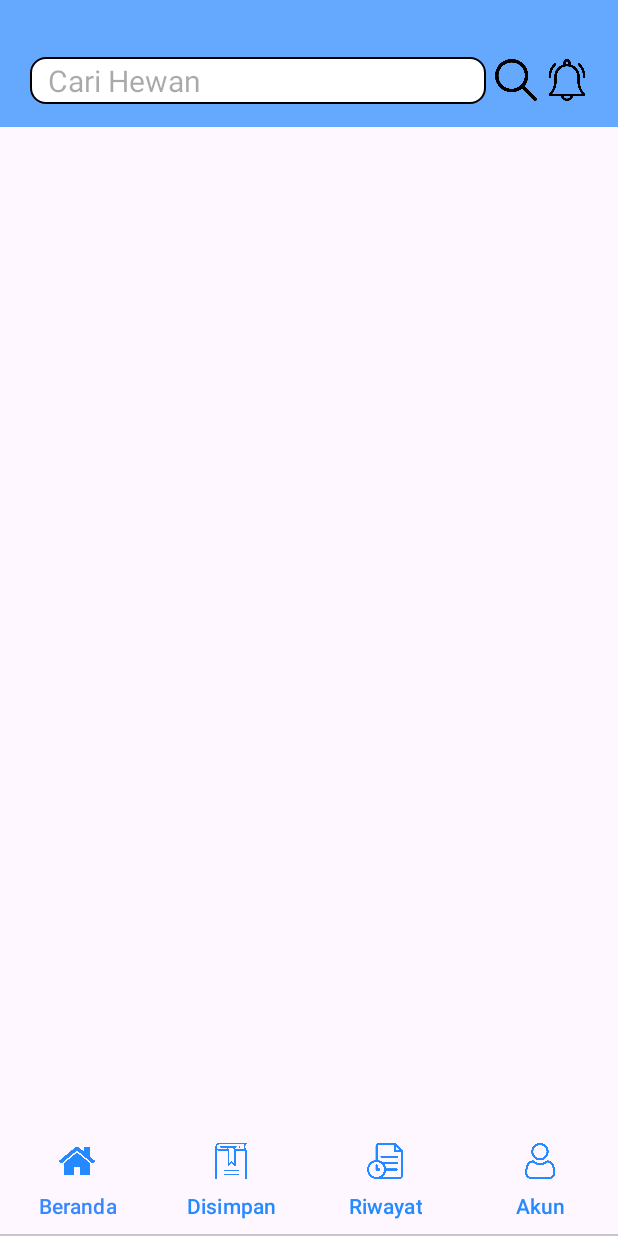
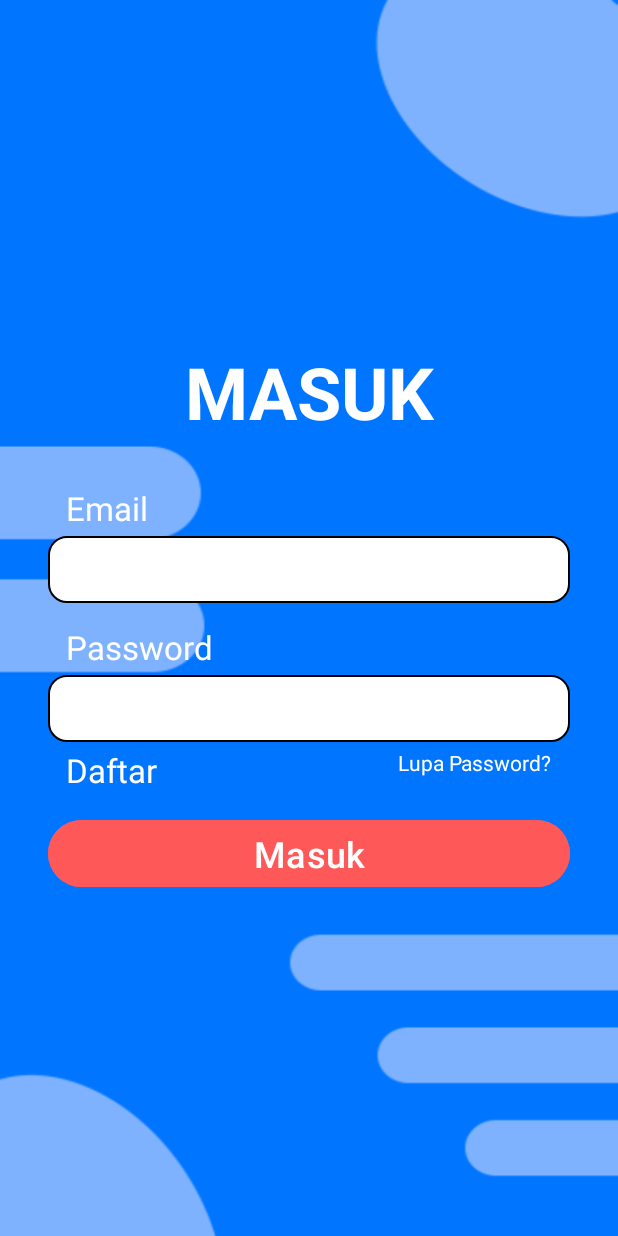
Before and after one commit to rico-r/AdoptMeNow, an Android app: the screen it shows after launch (MainActivity), on a phone screen of 412 x 824 dp. Run offline under Robolectric (Android 15) with nearby library versions, the phone set to English and light mode, and no system bars; our stand-ins replace Firebase (no records; nobody signed in at launch, a user with empty details on screens opened directly), data binding, navigation-ui.

Commit message:
Make login screen

```diff
--- a/app/build.gradle
+++ b/app/build.gradle
@@ -50,6 +50,7 @@ dependencies {
     implementation platform('com.google.firebase:firebase-bom:32.5.0')
     implementation "com.google.firebase:firebase-storage-ktx"
     implementation "com.google.firebase:firebase-database-ktx"
+    implementation "com.google.firebase:firebase-auth-ktx"
     implementation "com.github.bumptech.glide:glide:$glide_version"
     implementation "com.firebaseui:firebase-ui-storage:$firebase_storage_version"
     testImplementation 'junit:junit:4.13.2'
--- a/app/src/main/java/com/kelompok5/adoptmenow/MainActivity.kt
+++ b/app/src/main/java/com/kelompok5/adoptmenow/MainActivity.kt
@@ -4,6 +4,9 @@ import android.os.Bundle
 import androidx.appcompat.app.AppCompatActivity
 import androidx.navigation.findNavController
 import androidx.navigation.ui.NavigationUI
+import com.google.firebase.auth.ktx.auth
+import com.google.firebase.ktx.Firebase
+import com.kelompok5.adoptmenow.account.LoginFragmentDirections
 
 class MainActivity : AppCompatActivity() {
     override fun onCreate(savedInstanceState: Bundle?) {
@@ -12,6 +15,12 @@ class MainActivity : AppCompatActivity() {
 
         val navController = findNavController(R.id.main_nav_host_fragment)
         NavigationUI.setupActionBarWithNavController(this, navController)
+
+        if (Firebase.auth.currentUser != null) {
+            navController.navigate(
+                LoginFragmentDirections
+                    .actionLoginFragmentToMainFragment())
+        }
     }
 
     override fun onSupportNavigateUp(): Boolean {
--- /dev/null
+++ b/app/src/main/java/com/kelompok5/adoptmenow/account/LoginFragment.kt
@@ -0,0 +1,75 @@
+package com.kelompok5.adoptmenow.account
+
+import android.os.Bundle
+import android.view.LayoutInflater
+import android.view.View
+import android.view.ViewGroup
+import android.widget.Toast
+import androidx.appcompat.app.AppCompatActivity
+import androidx.databinding.DataBindingUtil
+import androidx.fragment.app.Fragment
+import androidx.navigation.fragment.findNavController
+import com.google.firebase.auth.FirebaseAuth
+import com.google.firebase.auth.ktx.auth
+import com.google.firebase.ktx.Firebase
+import com.kelompok5.adoptmenow.R
+import com.kelompok5.adoptmenow.databinding.FragmentLoginBinding
+
+class LoginFragment : Fragment() {
+
+    lateinit var binding: FragmentLoginBinding
+    lateinit var auth: FirebaseAuth
+
+    override fun onCreateView(
+        inflater: LayoutInflater, container: ViewGroup?,
+        savedInstanceState: Bundle?
+    ): View {
+        // Inflate the layout for this fragment
+        binding = DataBindingUtil.inflate(
+            inflater, R.layout.fragment_login, container, false)
+
+        binding.register.setOnClickListener {
+            this.findNavController().navigate(
+                LoginFragmentDirections
+                    .actionLoginFragmentToRegisterFragment())
+        }
+
+        binding.fogotPassword.setOnClickListener {
+        }
+
+        binding.loginButton.setOnClickListener {
+            attemptLogin()
+        }
+
+        auth = Firebase.auth
+        return binding.root
+    }
+
+    private fun attemptLogin() {
+        val email = binding.emailField.text.toString()
+        val password = binding.passwordField.text.toString()
+        auth.signInWithEmailAndPassword(email, password)
+            .addOnCompleteListener(requireActivity()) { task ->
+                if (task.isSuccessful) {
+                    this.findNavController().navigate(
+                        LoginFragmentDirections.actionLoginFragmentToMainFragment())
+                } else {
+                    Toast.makeText(
+                        requireContext(),
+                        resources.getString(R.string.auth_failed),
+                        Toast.LENGTH_SHORT,
+                    ).show()
+                }
+            }
+    }
+
+    override fun onResume() {
+        super.onResume()
+        (requireActivity() as AppCompatActivity).supportActionBar!!.hide()
+    }
+
+    override fun onStop() {
+        super.onStop()
+        (requireActivity() as AppCompatActivity).supportActionBar!!.show()
+    }
+}
--- /dev/null
+++ b/app/src/main/res/drawable/round_form_input.xml
@@ -0,0 +1,13 @@
+<?xml version="1.0" encoding="utf-8"?>
+<shape xmlns:android="http://schemas.android.com/apk/res/android" android:shape="rectangle">
+    <stroke
+        android:width="1dp"
+        android:color="@color/black" />
+    <solid android:color="@color/white" />
+    <corners android:radius="12dp"/>
+    <padding
+        android:top="10dp"
+        android:bottom="10dp"
+        android:left="10dp"
+        android:right="50dp"/>
+</shape>
--- /dev/null
+++ b/app/src/main/res/drawable/simple_link.xml
@@ -0,0 +1,7 @@
+<?xml version="1.0" encoding="utf-8"?>
+<selector xmlns:android="http://schemas.android.com/apk/res/android">
+    <item android:state_pressed="true">
+        <color android:color="@color/link_active"/>
+    </item>
+    <item android:color="@color/white" />
+</selector>
--- /dev/null
+++ b/app/src/main/res/layout/fragment_login.xml
@@ -0,0 +1,122 @@
+<?xml version="1.0" encoding="utf-8"?>
+<layout xmlns:android="http://schemas.android.com/apk/res/android"
+    xmlns:app="http://schemas.android.com/apk/res-auto"
+    xmlns:tools="http://schemas.android.com/tools">
+
+    <data></data>
+
+    <LinearLayout
+        android:layout_width="match_parent"
+        android:layout_height="match_parent"
+        android:gravity="center"
+        android:background="@drawable/bg_login"
+        tools:context=".account.LoginFragment">
+
+        <androidx.constraintlayout.widget.ConstraintLayout
+            android:layout_width="match_parent"
+            android:layout_height="wrap_content">
+
+            <TextView
+                android:id="@+id/title"
+                android:layout_width="wrap_content"
+                android:layout_height="wrap_content"
+                android:text="@string/login"
+                android:textSize="48sp"
+                android:textStyle="bold"
+                android:textColor="@color/white"
+                android:textAllCaps="true"
+                app:layout_constraintStart_toStartOf="parent"
+                app:layout_constraintEnd_toEndOf="parent"
+                app:layout_constraintTop_toTopOf="parent"
+                app:layout_constraintBottom_toTopOf="@id/email_field"/>
+
+            <TextView
+                android:id="@+id/email_label"
+                android:layout_width="wrap_content"
+                android:layout_height="wrap_content"
+                android:layout_marginBottom="4dp"
+                android:layout_marginStart="12dp"
+                android:text="@string/email"
+                android:textSize="22sp"
+                android:textColor="@color/white"
+                app:layout_constraintBottom_toTopOf="@id/email_field"
+                app:layout_constraintStart_toStartOf="@id/email_field"/>
+
+            <EditText
+                android:id="@+id/email_field"
+                android:layout_width="match_parent"
+                android:layout_height="wrap_content"
+                android:layout_marginTop="64dp"
+                android:layout_marginHorizontal="32dp"
+                android:background="@drawable/round_form_input"
+                android:inputType="textEmailAddress"
+                app:layout_constraintTop_toBottomOf="@id/title"
+                app:layout_constraintBottom_toTopOf="@id/password_field"
+                app:layout_constraintStart_toStartOf="parent"
+                app:layout_constraintEnd_toEndOf="parent"/>
+
+            <TextView
+                android:id="@+id/password_label"
+                android:layout_width="wrap_content"
+                android:layout_height="wrap_content"
+                android:layout_marginBottom="4dp"
+                android:layout_marginStart="12dp"
+                android:text="@string/password"
+                android:textSize="22sp"
+                android:textColor="@color/white"
+                app:layout_constraintBottom_toTopOf="@id/password_field"
+                app:layout_constraintStart_toStartOf="@id/password_field"/>
+
+            <EditText
+                android:id="@+id/password_field"
+                android:layout_width="match_parent"
+                android:layout_height="wrap_content"
+                android:layout_marginTop="48dp"
+                android:layout_marginHorizontal="32dp"
+                android:background="@drawable/round_form_input"
+                android:inputType="textPassword"
+                app:layout_constraintTop_toBottomOf="@id/email_field"
+                app:layout_constraintBottom_toTopOf="@id/login_button"
+                app:layout_constraintStart_toStartOf="parent"
+                app:layout_constraintEnd_toEndOf="parent"/>
+
+            <TextView
+                android:id="@+id/register"
+                android:layout_width="wrap_content"
+                android:layout_height="wrap_content"
+                android:layout_marginTop="4dp"
+                android:layout_marginStart="12dp"
+                android:text="@string/register"
+                android:textSize="22sp"
+                android:textColor="@drawable/simple_link"
+                app:layout_constraintTop_toBottomOf="@id/password_field"
+                app:layout_constraintStart_toStartOf="@id/password_field"/>
+
+            <TextView
+                android:id="@+id/fogot_password"
+                android:layout_width="wrap_content"
+                android:layout_height="wrap_content"
+                android:layout_marginTop="4dp"
+                android:layout_marginEnd="12dp"
+                android:text="@string/forgot_password"
+                android:textColor="@drawable/simple_link"
+                app:layout_constraintTop_toBottomOf="@id/password_field"
+                app:layout_constraintEnd_toEndOf="@id/password_field"/>
+
+            <Button
+                android:id="@+id/login_button"
+                android:layout_width="match_parent"
+                android:layout_height="wrap_content"
+                android:layout_marginHorizontal="32dp"
+                android:layout_marginTop="48dp"
+                android:backgroundTint="#FF5858"
+                android:elevation="8dp"
+                android:text="@string/login"
+                android:textSize="24sp"
+                app:layout_constraintTop_toBottomOf="@id/password_field"
+                app:layout_constraintBottom_toBottomOf="parent"/>
+
+        </androidx.constraintlayout.widget.ConstraintLayout>
+
+    </LinearLayout>
+</layout>
--- a/app/src/main/res/values/colors.xml
+++ b/app/src/main/res/values/colors.xml
@@ -2,4 +2,5 @@
 <resources>
     <color name="black">#FF000000</color>
     <color name="white">#FFFFFFFF</color>
+    <color name="link_active">#2589FF</color>
 </resources>
--- a/app/src/main/res/values/strings.xml
+++ b/app/src/main/res/values/strings.xml
@@ -31,4 +31,9 @@
     <string name="view_detail">Lihat Detail</string>
     <string name="post">Post</string>
     <string name="form">form</string>
+    <string name="login">Masuk</string>
+    <string name="password">Password</string>
+    <string name="register">Daftar</string>
+    <string name="forgot_password">Lupa Password?</string>
+    <string name="auth_failed">Email atau Password yang Anda masukkan salah</string>
 </resources>
```
Also changed, not shown: app/src/main/java/com/kelompok5/adoptmenow/account/RegisterFragment.kt (added, +26 -0 lines), app/src/main/res/layout/fragment_register.xml (added, +14 -0 lines), app/src/main/res/navigation/navigation.xml (+20 -1 lines), app/src/main/res/drawable/bg_login.png (added).
